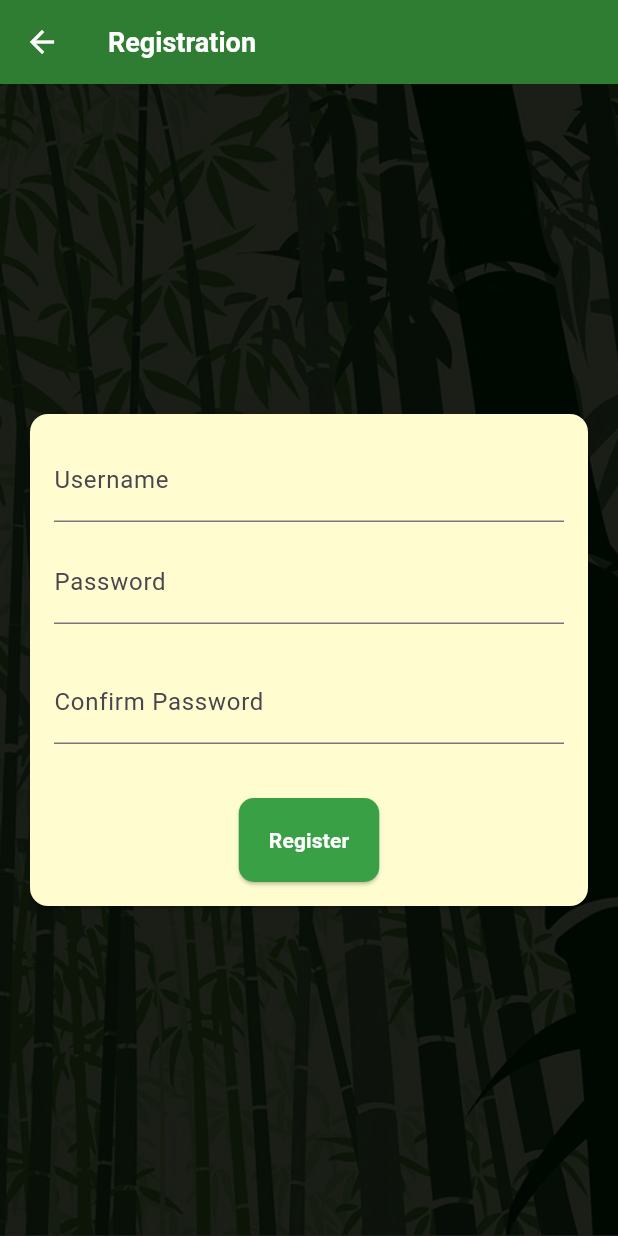
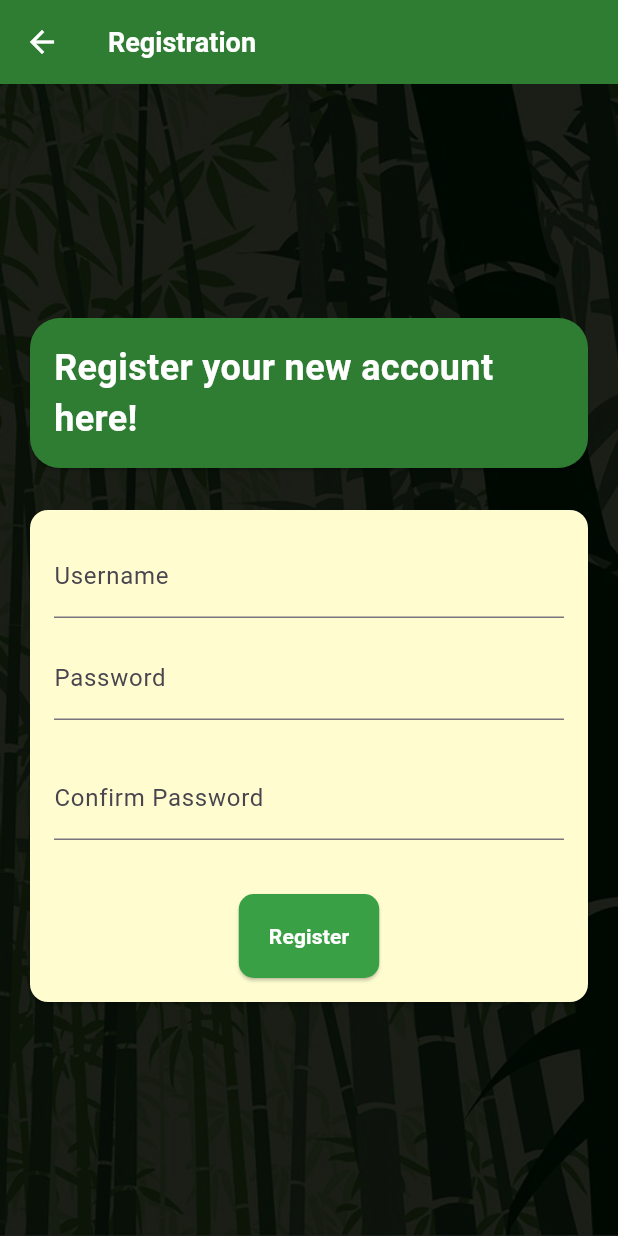
Before and after one commit to PBP-E15/LibPanda-mobile, a Flutter app: the screen it shows after launch, after a tap on "Register", on a phone screen of 412 x 824 dp. Run offline on Flutter 3.47's test engine with Material 3 defaults, Android fonts, the light colour scheme and no system bars; missing offline and left inert: pbp_django_auth; network calls fail.

Commit message:
Finishing Design & Deploy v8

```diff
--- a/lib/screens/biodata_edit_form.dart
+++ b/lib/screens/biodata_edit_form.dart
@@ -205,8 +205,6 @@ class _EditBiodataPageState extends State<EditBiodataPage> {
                                 'gender': genderController.text,
                                 'birthday': birthdayOriginal.toString().split(' ')[0],
                                 'phone_number': phoneNumberController.text,
-
-                                // TODO: Sesuaikan field data sesuai dengan aplikasimu
                               }));
 
                           if (nameController.text.compareTo(widget.biodata.fields.name) == 0 &&
--- a/lib/screens/form_request_books.dart
+++ b/lib/screens/form_request_books.dart
@@ -41,12 +41,6 @@ class _RequestFormPageState extends State<RequestFormPage> {
         ),
         backgroundColor: Colors.green.shade800,
         foregroundColor: Colors.white,
-        // leading: GestureDetector(
-        //   onTap: () {
-        //     Navigator.pop(context);
-        //   },
-        //   child: Icon(Icons.arrow_back),
-        // ),
       ),
 
       body: Form(
--- a/lib/screens/login.dart
+++ b/lib/screens/login.dart
@@ -95,16 +95,16 @@ class _LoginPageState extends State<LoginPage> {
                         decoration: InputDecoration(
                           labelText: 'Username',
                           border: OutlineInputBorder(
-                            borderSide: BorderSide(color: Colors.green.shade800), // Border color when focused
+                            borderSide: BorderSide(color: Colors.green.shade800),
                             borderRadius: BorderRadius.circular(10.0),
                           ),
                           filled: true,
-                          fillColor: Colors.green[50], // Fill color
+                          fillColor: Colors.green[50],
                           focusedBorder: OutlineInputBorder(
-                            borderSide: BorderSide(color: Colors.green.shade800), // Focused border color
+                            borderSide: BorderSide(color: Colors.green.shade800),
                             borderRadius: BorderRadius.circular(10.0),
                           ),
-                          hintStyle: TextStyle(color: Colors.green.shade800), // Hint color
+                          hintStyle: TextStyle(color: Colors.green.shade800),
                           labelStyle: TextStyle(color: Colors.green.shade800),
                         ),
                       ),
@@ -114,16 +114,16 @@ class _LoginPageState extends State<LoginPage> {
                         decoration: InputDecoration(
                           labelText: 'Password',
                           border: OutlineInputBorder(
-                            borderSide: BorderSide(color: Colors.green.shade800), // Border color when focused
+                            borderSide: BorderSide(color: Colors.green.shade800),
                             borderRadius: BorderRadius.circular(10.0),
                           ),
                           filled: true,
-                          fillColor: Colors.green[50], // Fill color
+                          fillColor: Colors.green[50],
                           focusedBorder: OutlineInputBorder(
-                            borderSide: BorderSide(color: Colors.green.shade800), // Focused border color
+                            borderSide: BorderSide(color: Colors.green.shade800),
                             borderRadius: BorderRadius.circular(10.0),
                           ),
-                          hintStyle: TextStyle(color: Colors.green.shade800), // Hint color
+                          hintStyle: TextStyle(color: Colors.green.shade800),
                           labelStyle: TextStyle(color: Colors.green.shade800),
                         ),
                         obscureText: true,
--- a/lib/screens/register.dart
+++ b/lib/screens/register.dart
@@ -38,13 +38,30 @@ class _RegistrationPageState extends State<RegistrationPage> {
             color: Colors.black87,
             colorBlendMode: BlendMode.darken,
           ),
-          Container(
-
+           Container(
             child: Padding(
               padding: const EdgeInsets.all(16.0),
               child: Column(
                 mainAxisAlignment: MainAxisAlignment.center,
                 children: [
+                  Card(
+                    color: Colors.green.shade800,
+                    shape: RoundedRectangleBorder(
+                      borderRadius: BorderRadius.circular(20.0),
+                    ),
+                    child: Padding(
+                      padding: const EdgeInsets.all(16.0),
+                      child: Text(
+                        'Register your new account here!',
+                        style: TextStyle(
+                          fontSize: 24.0,
+                          fontWeight: FontWeight.bold,
+                          color: Colors.white,
+                        ),
+                      ),
+                    ),
+                  ),
+                  const SizedBox(height: 20.0),
                   Card(
                     color: const Color.fromARGB(255, 255, 253, 208),
                     child: Padding(
```
Also changed, not shown: lib/screens/book_details.dart (+10 -8 lines), lib/screens/home_page.dart (+3 -7 lines), lib/screens/shopping_cart.dart (+18 -7 lines), lib/screens/wishlist.dart (+62 -23 lines), lib/widgets/navbar.dart (+6 -2 lines), 2 other files.
